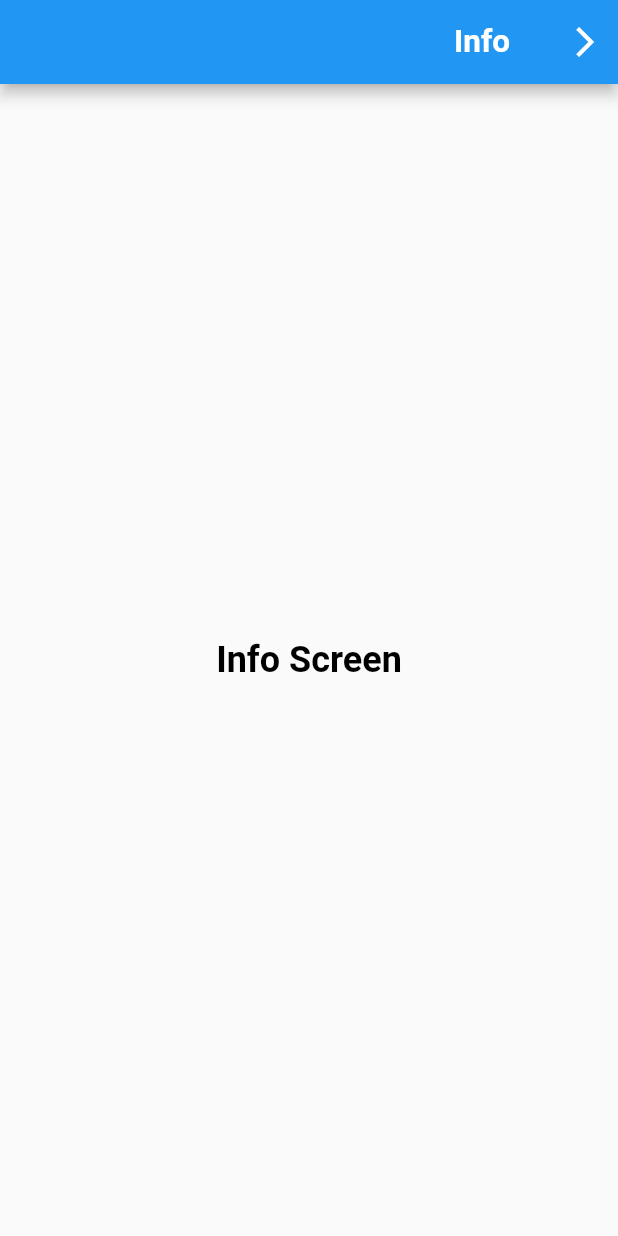
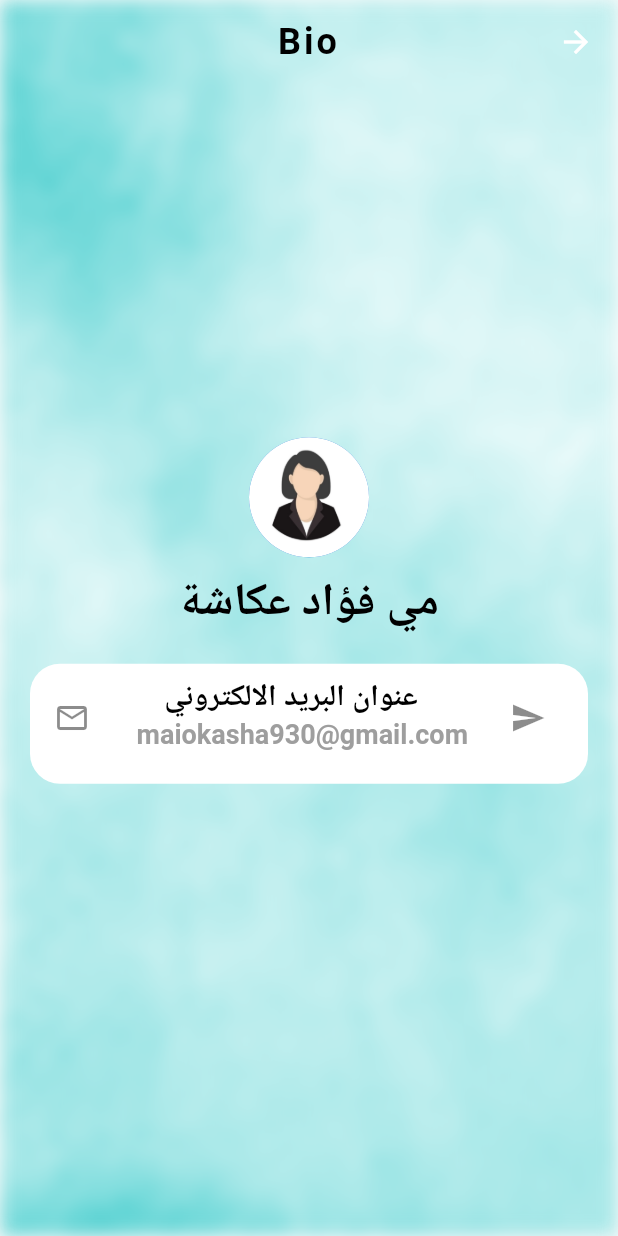
Before and after one commit to MaiOkasha/VP12-AzkarApp_Mai, a Flutter app: the screen it shows after launch, after a tap on the "info" icon, on a phone screen of 412 x 824 dp. Run offline on Flutter 3.47's test engine with Material 2 defaults, Android fonts, the phone set to English and light mode, and no system bars.

Commit message:
commit - final- azkar-application

```diff
--- a/lib/main.dart
+++ b/lib/main.dart
@@ -1,7 +1,7 @@
 import 'package:flutter/material.dart';
 import 'package:flutter_localizations/flutter_localizations.dart';
-import 'package:vp12_azkar_app/screens/azkar_screen.dart';
-import 'package:vp12_azkar_app/screens/info_screen.dart';
+import 'package:vp12_azkar_app/screens/home_screen.dart';
+import 'package:vp12_azkar_app/screens/bio_screen.dart';
 import 'package:vp12_azkar_app/screens/launch_screen.dart';
 
 void main() => runApp(MyApp());
@@ -26,8 +26,8 @@ class MyApp extends StatelessWidget {
       locale: Locale('ar'),
       routes: {
         '/launch_screen': (context) => const LaunchScreen(),
-        '/azkar_screen':(context)=>  const AzkarScreen(),
-        '/info_screen':(context)=> InfoScreen(),
+        '/home_screen':(context)=>  const HomeScreen(),
+        '/bio_screen':(context)=> BioScreen(),
       },
     );
 
--- a/lib/screens/about_app_screen.dart
+++ /dev/null
@@ -1,15 +0,0 @@
-import 'package:flutter/material.dart';
-class AboutAppScreen extends StatelessWidget {
-  const AboutAppScreen({Key? key,required this.message}) : super(key: key);
-  final String message;
-
-  @override
-  Widget build(BuildContext context) {
-    return Scaffold(
-      appBar: AppBar(
-        title: Text('About App'),
-      ),
-      body: Center(child: Text(message),),
-    );
-  }
-}
--- /dev/null
+++ b/lib/screens/bio_screen.dart
@@ -0,0 +1,105 @@
+import 'dart:ui';
+import 'package:flutter/cupertino.dart';
+import 'package:flutter/material.dart';
+
+class BioScreen extends StatelessWidget {
+  const BioScreen({Key? key}) : super(key: key);
+
+  @override
+  Widget build(BuildContext context) {
+    return Scaffold(
+      extendBodyBehindAppBar: true,
+      appBar: AppBar(
+        centerTitle: true,
+        backgroundColor: Colors.transparent,
+        elevation: 0,
+        title: const Text('Bio',
+          style: TextStyle(
+            color: Colors.black,
+            fontSize: 24,
+            fontWeight: FontWeight.bold,
+            letterSpacing: 2,
+          ),
+        ),
+      ),
+      body: Stack(
+        children: [
+          ImageFiltered(
+            imageFilter: ImageFilter.blur(sigmaX: 6,sigmaY: 6),
+              child: Image.asset('images/teal.png',
+              fit: BoxFit.cover,
+              height: double.infinity,
+            ),
+          ),
+          Column(
+            mainAxisAlignment: MainAxisAlignment.center,
+            children: [
+              const CircleAvatar(
+                radius: 40,
+                backgroundImage: AssetImage('images/avatar.jpg'),
+              ),
+              const SizedBox(height: 10,),
+              const Text('مي فؤاد عكاشة',
+                style: TextStyle(
+                  color: Colors.black,
+                  fontWeight: FontWeight.bold,
+                  fontSize: 30,
+                ),
+              ),
+              const SizedBox(height: 20,),
+             Container(
+               child: ListTile(
+                 leading:IconButton(onPressed: (){
+                   ScaffoldMessenger.of(context).showSnackBar(SnackBar(
+                     content: const Text('Send Email'),
+                     duration: const Duration(seconds: 3),
+                     backgroundColor: Colors.grey,
+                     action: SnackBarAction(label: 'Dismiss',
+                       onPressed: (){},
+                       textColor: Colors.white,
+                     ),
+                     onVisible: ()=> print('SnackBar is visible now'),
+                     behavior: SnackBarBehavior.floating,
+                     margin: const EdgeInsetsDirectional.only(end: 20,start: 20,bottom: 20),
+                     dismissDirection: DismissDirection.horizontal,
+                   ));
+
+                 }, icon: const Icon(Icons.send,
+                   textDirection: TextDirection.ltr,
+                 ),
+               ),
+
+
+                 title: const Text('عنوان البريد الالكتروني',
+                   textAlign: TextAlign.center,
+                   style: TextStyle(
+                     color: Colors.black,
+                     fontWeight: FontWeight.bold,
+                     fontSize: 20,
+                   ),
+                 ),
+                 subtitle: const Text('maiokasha930@gmail.com',
+                   style: TextStyle(
+                     color: Colors.grey,
+                     fontWeight: FontWeight.w600,
+                     fontSize: 18,
+                   ),
+                 ),
+                 trailing: const Icon(Icons.email_outlined),
+               ),
+               height: 80,
+               margin: const EdgeInsetsDirectional.only(start: 20,end: 20,bottom: 10),
+              // padding: EdgeInsetsDirectional.only(top: 5,bottom: 10),
+               //padding: EdgeInsetsDirectional.only(start: 40,end: 40,bottom: 20),
+               decoration: BoxDecoration(
+                 borderRadius: BorderRadius.circular(20),
+                 color: Colors.white,
+               ),
+             ),
+            ],
+          ),
+        ],
+      ),
+    );
+  }
+}
--- a/lib/screens/azkar_screen.dart
+++ b/lib/screens/home_screen.dart
@@ -1,15 +1,15 @@
 import 'package:flutter/cupertino.dart';
 import 'package:flutter/material.dart';
-import 'package:vp12_azkar_app/screens/about_app_screen.dart';
 
-class AzkarScreen extends StatefulWidget {
-  const AzkarScreen({Key? key}) : super(key: key);
+
+class HomeScreen extends StatefulWidget {
+  const HomeScreen({Key? key}) : super(key: key);
 
   @override
-  _AzkarScreenState createState() => _AzkarScreenState();
+  _HomeScreenState createState() => _HomeScreenState();
 }
 
-class _AzkarScreenState extends State<AzkarScreen> {
+class _HomeScreenState extends State<HomeScreen> {
   int _counter=0;
   String _content='أستغفر الله';
   @override
@@ -31,10 +31,7 @@ class _AzkarScreenState extends State<AzkarScreen> {
         title: const Text('Azkar'),
         actions: [
           IconButton(onPressed: (){
-            Navigator.pushNamed(context, '/info_screen',
-                arguments: {
-             'message' : 'Info Screen',
-            },
+            Navigator.pushNamed(context, '/bio_screen',
             );
           }, icon: const Icon(Icons.info)
           ),
@@ -69,13 +66,8 @@ class _AzkarScreenState extends State<AzkarScreen> {
             ];
           }
           ),
-
 ],
-
           ),
-
-
-
       body: Container(
         decoration: BoxDecoration(
           gradient: LinearGradient(
@@ -89,17 +81,11 @@ class _AzkarScreenState extends State<AzkarScreen> {
         child: Column(
           mainAxisAlignment: MainAxisAlignment.center,
           children: [
-            Container(
-              width: 60,
-              height: 60,
-              decoration: const BoxDecoration(
-                color: Colors.white,
-                shape: BoxShape.circle,
-
-
-              ),
-              margin: const EdgeInsetsDirectional.only(bottom: 20),
+            const CircleAvatar(
+              radius: 30,
+              backgroundImage: AssetImage('images/azkar.jpg'),
             ),
+            const SizedBox(height: 15,),
             Card(
               margin: const EdgeInsetsDirectional.only(bottom: 20),
               elevation: 4,
@@ -124,7 +110,6 @@ class _AzkarScreenState extends State<AzkarScreen> {
                     width: 60,
                     height: 60,
                     alignment: Alignment.center,
-
                     child: Text(
                       _counter.toString(),
                       style: const TextStyle(
@@ -134,9 +119,6 @@ class _AzkarScreenState extends State<AzkarScreen> {
                       ),
                     ),
                   ),
-
-
-
                         ],
                       ),
             ),
@@ -165,7 +147,8 @@ class _AzkarScreenState extends State<AzkarScreen> {
                 onPressed: (){
                   setState(() {
                     _counter=0;
-                  });
+                  }
+                  );
                 },
                 child: const Text('اعادة'),
                 style: ElevatedButton.styleFrom(
@@ -184,9 +167,6 @@ class _AzkarScreenState extends State<AzkarScreen> {
                   ),
 
               ),
-
     );
-
-
   }
 }
--- a/lib/screens/info_screen.dart
+++ /dev/null
@@ -1,51 +0,0 @@
-import 'package:flutter/foundation.dart';
-import 'package:flutter/material.dart';
-
-class InfoScreen extends StatefulWidget {
-   InfoScreen({Key? key}) : super(key: key);
-
-  @override
-  State<InfoScreen> createState() => _InfoScreenState();
-}
-
-class _InfoScreenState extends State<InfoScreen> {
-   String message = 'Dafaule Message';
-
-  @override
-  Widget build(BuildContext context) {
-    ModalRoute? modalRoute = ModalRoute.of(context);
-    if(modalRoute != null){
-     RouteSettings routeSettings = modalRoute.settings;
-     if(routeSettings.arguments!=null){
-       Map<String , dynamic> data = routeSettings.arguments as Map<String,dynamic>;
-       if(data.containsKey('message')){
-         message = data['message'];
-       }
-
-     }
-    }
-    return Scaffold(
-      appBar: AppBar(
-        leading: IconButton(
-            onPressed: (){
-              setState(() {});
-              Navigator.pop(context);
-            },
-            icon:Icon(Icons.arrow_back_ios)),
-
-        title: Text('Info '),
-      ),
-      body: Center(
-        child: Text(
-         message,
-          style: TextStyle(
-            color: Colors.black,
-            fontWeight: FontWeight.bold,
-            fontSize: 24,
-          ),
-
-        ),
-      ),
-    );
-  }
-}
--- a/lib/screens/launch_screen.dart
+++ b/lib/screens/launch_screen.dart
@@ -16,7 +16,7 @@ class _LaunchScreenState extends State<LaunchScreen> {
     super.initState();
     print('Ininte State');
     Future.delayed(const Duration(seconds: 3),(){
-     Navigator.pushReplacementNamed(context, '/azkar_screen');
+     Navigator.pushReplacementNamed(context, '/home_screen');
     });
   }
   @override
@@ -37,6 +37,7 @@ class _LaunchScreenState extends State<LaunchScreen> {
         ),
         child: const Text('Azkar App',
           style:TextStyle(
+            color: Colors.white,
               fontSize: 24,
               fontWeight: FontWeight.bold,
           ),
```
Also changed, not shown: pubspec.yaml (+4 -3 lines), images/avatar.jpg (added), images/azkar.jpg (added), images/teal.png (added).
